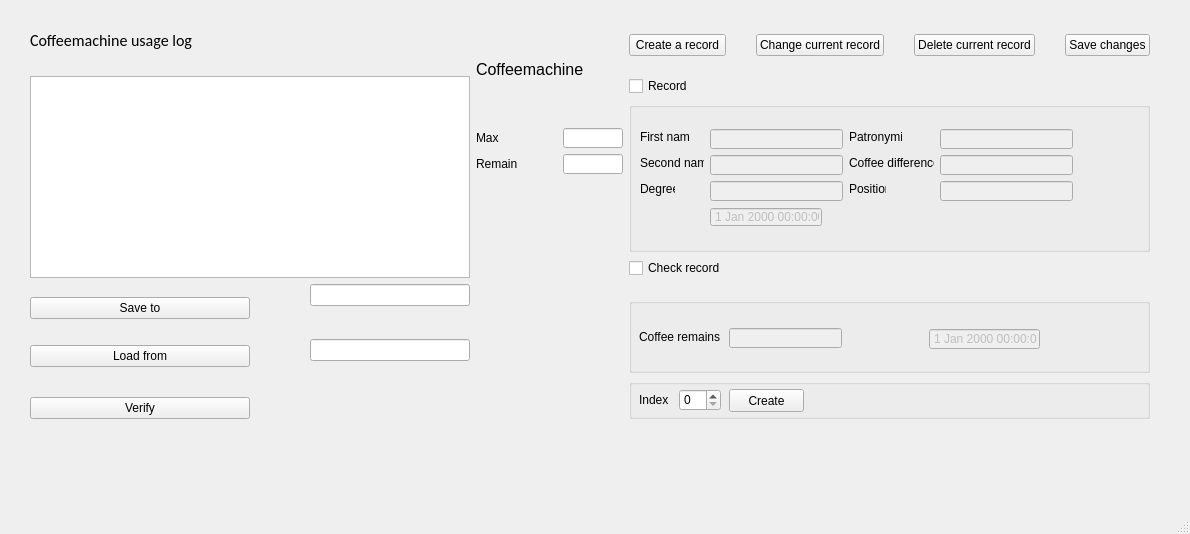
This is mainwindow.ui in 4tyTwo/GUILab as Qt 5 draws it before an edit. The edited form follows.
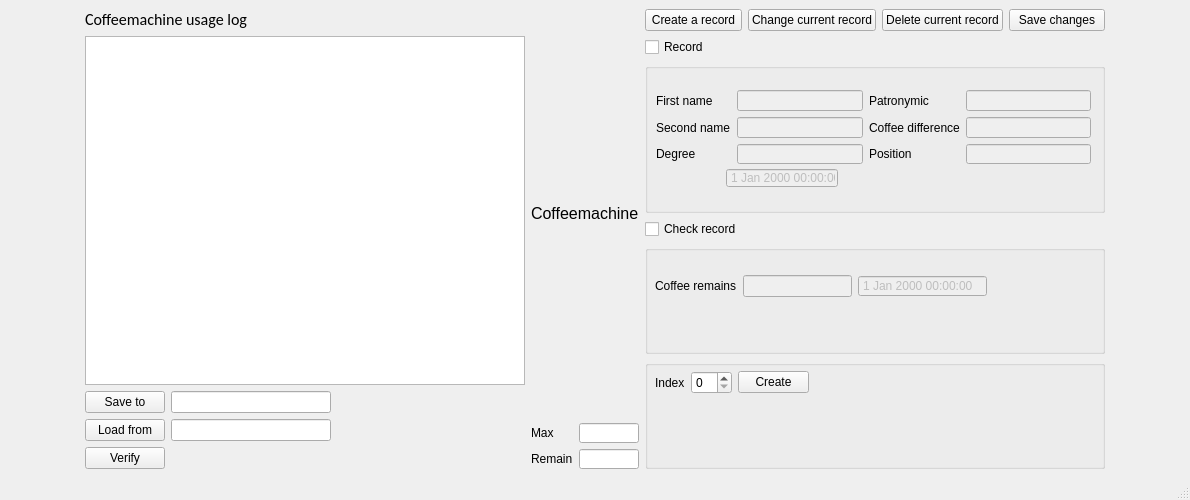
This is the edited form.

The edit to the form file:
```diff
--- a/mainwindow.ui
+++ b/mainwindow.ui
@@ -7,243 +7,233 @@
     <x>0</x>
     <y>0</y>
     <width>1190</width>
-    <height>534</height>
-   </rect>
-  </property>
-  <property name="minimumSize">
-   <size>
-    <width>1190</width>
     <height>500</height>
+   </rect>
+  </property>
+  <property name="maximumSize">
+   <size>
+    <width>1368</width>
+    <height>768</height>
    </size>
   </property>
   <property name="windowTitle">
    <string>MainWindow</string>
   </property>
   <widget class="QWidget" name="centralwidget">
-   <widget class="QWidget" name="">
-    <property name="geometry">
-     <rect>
-      <x>30</x>
-      <y>30</y>
-      <width>1120</width>
-      <height>389</height>
-     </rect>
-    </property>
-    <layout class="QGridLayout" name="gridLayout_2">
-     <item row="13" column="3">
-      <widget class="QLabel" name="verification">
+   <layout class="QHBoxLayout" name="horizontalLayout_5">
+    <item>
+     <layout class="QHBoxLayout" name="horizontalLayout_4">
+      <item>
+       <spacer name="horizontalSpacer">
+        <property name="orientation">
+         <enum>Qt::Horizontal</enum>
+        </property>
+        <property name="sizeHint" stdset="0">
+         <size>
+          <width>40</width>
+          <height>20</height>
+         </size>
+        </property>
+       </spacer>
+      </item>
+      <item>
+       <layout class="QVBoxLayout" name="verticalLayout_6">
+        <item>
+         <widget class="QLabel" name="TableLabel">
+          <property name="font">
+           <font>
+            <family>Calibri</family>
+            <pointsize>12</pointsize>
+           </font>
+          </property>
+          <property name="text">
+           <string>Coffeemachine usage log</string>
+          </property>
+         </widget>
+        </item>
+        <item>
+         <widget class="QListWidget" name="coffeelog">
+          <property name="sizePolicy">
+           <sizepolicy hsizetype="Minimum" vsizetype="Expanding">
+            <horstretch>0</horstretch>
+            <verstretch>0</verstretch>
+           </sizepolicy>
+          </property>
+          <property name="minimumSize">
+           <size>
+            <width>440</width>
+            <height>150</height>
+           </size>
+          </property>
        <property name="maximumSize">
         <size>
-         <width>160</width>
+            <width>440</width>
          <height>16777215</height>
         </size>
        </property>
-       <property name="midLineWidth">
-        <number>0</number>
-       </property>
-       <property name="text">
-        <string/>
-       </property>
-      </widget>
-     </item>
-     <item row="13" column="2">
-      <spacer name="horizontalSpacer_12">
-       <property name="orientation">
-        <enum>Qt::Horizontal</enum>
-       </property>
-       <property name="sizeType">
-        <enum>QSizePolicy::Fixed</enum>
-       </property>
-       <property name="sizeHint" stdset="0">
-        <size>
-         <width>48</width>
-         <height>20</height>
-        </size>
-       </property>
-      </spacer>
-     </item>
-     <item row="10" column="2" rowspan="2">
-      <spacer name="horizontalSpacer_10">
-       <property name="orientation">
-        <enum>Qt::Horizontal</enum>
-       </property>
-       <property name="sizeType">
-        <enum>QSizePolicy::Fixed</enum>
-       </property>
-       <property name="sizeHint" stdset="0">
-        <size>
-         <width>48</width>
-         <height>20</height>
-        </size>
-       </property>
-      </spacer>
-     </item>
-     <item row="6" column="5" colspan="2">
-      <widget class="QCheckBox" name="checkBoxCheckRecord">
-       <property name="text">
-        <string>Check record</string>
-       </property>
-      </widget>
-     </item>
-     <item row="10" column="0" rowspan="2" colspan="2">
-      <widget class="QPushButton" name="LoadFromFileButton">
-       <property name="text">
-        <string>Load from</string>
-       </property>
-      </widget>
-     </item>
-     <item row="7" column="0" rowspan="3" colspan="2">
+         </widget>
+        </item>
+        <item>
+         <layout class="QFormLayout" name="formLayout">
+          <item row="0" column="0">
       <widget class="QPushButton" name="SaveInFileButton">
        <property name="text">
         <string>Save to</string>
        </property>
       </widget>
      </item>
-     <item row="11" column="6">
-      <spacer name="verticalSpacer_2">
-       <property name="orientation">
-        <enum>Qt::Vertical</enum>
-       </property>
-       <property name="sizeType">
-        <enum>QSizePolicy::Fixed</enum>
-       </property>
-       <property name="sizeHint" stdset="0">
+          <item row="0" column="1">
+           <widget class="QLineEdit" name="saveEdit">
+            <property name="maximumSize">
+             <size>
+              <width>160</width>
+              <height>25</height>
+             </size>
+            </property>
+           </widget>
+          </item>
+          <item row="1" column="0">
+           <widget class="QPushButton" name="LoadFromFileButton">
+            <property name="text">
+             <string>Load from</string>
+            </property>
+           </widget>
+          </item>
+          <item row="1" column="1">
+           <widget class="QLineEdit" name="loadEdit">
+            <property name="maximumSize">
         <size>
-         <width>20</width>
-         <height>5</height>
-        </size>
-       </property>
-      </spacer>
-     </item>
-     <item row="13" column="0" colspan="2">
+              <width>160</width>
+              <height>25</height>
+             </size>
+            </property>
+           </widget>
+          </item>
+          <item row="2" column="0">
       <widget class="QPushButton" name="verifyButton">
        <property name="text">
         <string>Verify</string>
        </property>
       </widget>
      </item>
-     <item row="10" column="3">
-      <widget class="QLineEdit" name="loadEdit">
+          <item row="2" column="1">
+           <widget class="QLabel" name="verification">
        <property name="maximumSize">
         <size>
          <width>160</width>
-         <height>25</height>
-        </size>
-       </property>
-      </widget>
-     </item>
-     <item row="7" column="3" rowspan="2">
-      <widget class="QLineEdit" name="saveEdit">
+              <height>16777215</height>
+             </size>
+            </property>
+            <property name="midLineWidth">
+             <number>0</number>
+            </property>
+            <property name="text">
+             <string/>
+            </property>
+           </widget>
+          </item>
+         </layout>
+        </item>
+       </layout>
+      </item>
+      <item>
+       <layout class="QVBoxLayout" name="verticalLayout_2">
+        <item>
+         <widget class="QLabel" name="label">
        <property name="maximumSize">
         <size>
-         <width>160</width>
-         <height>25</height>
-        </size>
-       </property>
-      </widget>
-     </item>
-     <item row="7" column="2" rowspan="3">
-      <spacer name="horizontalSpacer_11">
-       <property name="orientation">
-        <enum>Qt::Horizontal</enum>
-       </property>
-       <property name="sizeType">
-        <enum>QSizePolicy::Fixed</enum>
-       </property>
-       <property name="sizeHint" stdset="0">
+            <width>120</width>
+            <height>16777215</height>
+           </size>
+          </property>
+          <property name="font">
+           <font>
+            <pointsize>12</pointsize>
+           </font>
+          </property>
+          <property name="text">
+           <string>Coffeemachine</string>
+          </property>
+         </widget>
+        </item>
+        <item>
+         <layout class="QGridLayout" name="gridLayout_2">
+          <item row="1" column="0">
+           <widget class="QLabel" name="label_3">
+            <property name="maximumSize">
         <size>
-         <width>48</width>
+              <width>60</width>
          <height>20</height>
         </size>
        </property>
-      </spacer>
-     </item>
-     <item row="11" column="1" rowspan="2">
-      <spacer name="verticalSpacer_8">
-       <property name="orientation">
-        <enum>Qt::Vertical</enum>
-       </property>
-       <property name="sizeHint" stdset="0">
+            <property name="text">
+             <string>Remain</string>
+            </property>
+           </widget>
+          </item>
+          <item row="1" column="1">
+           <widget class="QLineEdit" name="remEdit">
+            <property name="maximumSize">
         <size>
-         <width>20</width>
-         <height>18</height>
-        </size>
-       </property>
-      </spacer>
-     </item>
-     <item row="9" column="1">
-      <spacer name="verticalSpacer_7">
-       <property name="orientation">
-        <enum>Qt::Vertical</enum>
-       </property>
-       <property name="sizeHint" stdset="0">
+              <width>60</width>
+              <height>20</height>
+             </size>
+            </property>
+           </widget>
+          </item>
+          <item row="0" column="1">
+           <widget class="QLineEdit" name="maxEdit">
+            <property name="maximumSize">
         <size>
-         <width>20</width>
-         <height>18</height>
-        </size>
-       </property>
-      </spacer>
-     </item>
-     <item row="5" column="9" rowspan="3">
-      <spacer name="verticalSpacer">
-       <property name="orientation">
-        <enum>Qt::Vertical</enum>
-       </property>
-       <property name="sizeType">
-        <enum>QSizePolicy::Fixed</enum>
-       </property>
-       <property name="sizeHint" stdset="0">
+              <width>60</width>
+              <height>20</height>
+             </size>
+            </property>
+           </widget>
+          </item>
+          <item row="0" column="0">
+           <widget class="QLabel" name="label_2">
+            <property name="maximumSize">
         <size>
-         <width>20</width>
-         <height>28</height>
-        </size>
-       </property>
-      </spacer>
-     </item>
-     <item row="0" column="11" rowspan="2">
-      <widget class="QPushButton" name="deleteButton">
+              <width>60</width>
+              <height>20</height>
+             </size>
+            </property>
        <property name="text">
-        <string>Delete current record</string>
+             <string>Max</string>
        </property>
       </widget>
      </item>
-     <item row="2" column="8" rowspan="2">
-      <spacer name="verticalSpacer_5">
-       <property name="orientation">
-        <enum>Qt::Vertical</enum>
-       </property>
-       <property name="sizeType">
-        <enum>QSizePolicy::Fixed</enum>
-       </property>
-       <property name="sizeHint" stdset="0">
-        <size>
-         <width>20</width>
-         <height>28</height>
-        </size>
-       </property>
-      </spacer>
-     </item>
-     <item row="0" column="5" rowspan="2" colspan="2">
+         </layout>
+        </item>
+       </layout>
+      </item>
+      <item>
+       <layout class="QGridLayout" name="gridLayout_3">
+        <item row="0" column="0">
+         <layout class="QHBoxLayout" name="horizontalLayout">
+          <item>
       <widget class="QPushButton" name="NewRecord">
        <property name="text">
         <string>Create a record</string>
        </property>
       </widget>
      </item>
-     <item row="0" column="0" colspan="4">
-      <widget class="QLabel" name="TableLabel">
-       <property name="font">
-        <font>
-         <family>Calibri</family>
-         <pointsize>12</pointsize>
-        </font>
-       </property>
+          <item>
+           <widget class="QPushButton" name="ChangeRecord">
+            <property name="text">
+             <string>Change current record</string>
+            </property>
+           </widget>
+          </item>
+          <item>
+           <widget class="QPushButton" name="deleteButton">
        <property name="text">
-        <string>Coffeemachine usage log</string>
+             <string>Delete current record</string>
        </property>
       </widget>
      </item>
-     <item row="0" column="13" rowspan="2">
+          <item>
       <widget class="QPushButton" name="SaveChanges">
        <property name="text">
         <string>Save changes</string>
@@ -259,114 +249,23 @@
        </property>
       </widget>
      </item>
-     <item row="1" column="0" rowspan="2" colspan="2">
-      <spacer name="verticalSpacer_3">
-       <property name="orientation">
-        <enum>Qt::Vertical</enum>
-       </property>
-       <property name="sizeType">
-        <enum>QSizePolicy::Fixed</enum>
-       </property>
-       <property name="sizeHint" stdset="0">
-        <size>
-         <width>20</width>
-         <height>13</height>
-        </size>
-       </property>
-      </spacer>
-     </item>
-     <item row="0" column="8" rowspan="2" colspan="2">
-      <widget class="QPushButton" name="ChangeRecord">
-       <property name="text">
-        <string>Change current record</string>
-       </property>
-      </widget>
-     </item>
-     <item row="0" column="10" rowspan="2">
-      <spacer name="horizontalSpacer_6">
-       <property name="orientation">
-        <enum>Qt::Horizontal</enum>
-       </property>
-       <property name="sizeType">
-        <enum>QSizePolicy::Fixed</enum>
-       </property>
-       <property name="sizeHint" stdset="0">
-        <size>
-         <width>18</width>
-         <height>20</height>
-        </size>
-       </property>
-      </spacer>
-     </item>
-     <item row="0" column="7" rowspan="2">
-      <spacer name="horizontalSpacer_5">
-       <property name="orientation">
-        <enum>Qt::Horizontal</enum>
-       </property>
-       <property name="sizeType">
-        <enum>QSizePolicy::Fixed</enum>
-       </property>
-       <property name="sizeHint" stdset="0">
-        <size>
-         <width>18</width>
-         <height>20</height>
-        </size>
-       </property>
-      </spacer>
-     </item>
-     <item row="3" column="5" colspan="2">
+         </layout>
+        </item>
+        <item row="1" column="0">
       <widget class="QCheckBox" name="checkBoxRecord">
        <property name="text">
         <string>Record</string>
        </property>
       </widget>
      </item>
-     <item row="0" column="12" rowspan="2">
-      <spacer name="horizontalSpacer_7">
-       <property name="orientation">
-        <enum>Qt::Horizontal</enum>
-       </property>
-       <property name="sizeType">
-        <enum>QSizePolicy::Fixed</enum>
-       </property>
-       <property name="sizeHint" stdset="0">
-        <size>
-         <width>18</width>
-         <height>20</height>
-        </size>
-       </property>
-      </spacer>
-     </item>
-     <item row="3" column="0" rowspan="4" colspan="4">
-      <widget class="QListWidget" name="coffeelog">
-       <property name="sizePolicy">
-        <sizepolicy hsizetype="Minimum" vsizetype="Expanding">
-         <horstretch>0</horstretch>
-         <verstretch>0</verstretch>
-        </sizepolicy>
-       </property>
-       <property name="minimumSize">
-        <size>
-         <width>440</width>
-         <height>150</height>
-        </size>
-       </property>
-       <property name="maximumSize">
-        <size>
-         <width>440</width>
-         <height>16777215</height>
-        </size>
-       </property>
-      </widget>
-     </item>
-     <item row="4" column="5" rowspan="2" colspan="9">
+        <item row="2" column="0">
       <widget class="QGroupBox" name="groupBoxRecord">
        <property name="enabled">
         <bool>true</bool>
        </property>
        <property name="minimumSize">
         <size>
-         <width>430</width>
+            <width>460</width>
          <height>150</height>
         </size>
        </property>
@@ -379,74 +278,6 @@
        <property name="checked">
         <bool>false</bool>
        </property>
-       <widget class="QLabel" name="Position">
-        <property name="geometry">
-         <rect>
-          <x>220</x>
-          <y>79</y>
-          <width>37</width>
-          <height>16</height>
-         </rect>
-        </property>
-        <property name="text">
-         <string>Position</string>
-        </property>
-       </widget>
-       <widget class="QLabel" name="Degree">
-        <property name="geometry">
-         <rect>
-          <x>11</x>
-          <y>79</y>
-          <width>35</width>
-          <height>16</height>
-         </rect>
-        </property>
-        <property name="text">
-         <string>Degree</string>
-        </property>
-       </widget>
-       <widget class="QLabel" name="Patron">
-        <property name="geometry">
-         <rect>
-          <x>220</x>
-          <y>27</y>
-          <width>53</width>
-          <height>16</height>
-         </rect>
-        </property>
-        <property name="text">
-         <string>Patronymic</string>
-        </property>
-       </widget>
-       <widget class="QLabel" name="LName">
-        <property name="geometry">
-         <rect>
-          <x>11</x>
-          <y>53</y>
-          <width>64</width>
-          <height>16</height>
-         </rect>
-        </property>
-        <property name="text">
-         <string>Second name</string>
-        </property>
-       </widget>
-       <widget class="QLineEdit" name="positionEdit">
-        <property name="enabled">
-         <bool>false</bool>
-        </property>
-        <property name="geometry">
-         <rect>
-          <x>311</x>
-          <y>79</y>
-          <width>133</width>
-          <height>20</height>
-         </rect>
-        </property>
-        <property name="text">
-         <string/>
-        </property>
-       </widget>
        <widget class="QDateTimeEdit" name="DateAndTime">
         <property name="enabled">
          <bool>false</bool>
@@ -469,330 +300,232 @@
          <enum>QAbstractSpinBox::NoButtons</enum>
         </property>
        </widget>
-       <widget class="QLineEdit" name="degreeEdit">
-        <property name="enabled">
-         <bool>false</bool>
-        </property>
+          <widget class="QWidget" name="">
         <property name="geometry">
          <rect>
-          <x>81</x>
-          <y>79</y>
-          <width>133</width>
-          <height>20</height>
-         </rect>
-        </property>
-       </widget>
-       <widget class="QLineEdit" name="diffEdit">
-        <property name="enabled">
-         <bool>false</bool>
-        </property>
-        <property name="geometry">
-         <rect>
-          <x>311</x>
-          <y>53</y>
-          <width>133</width>
-          <height>20</height>
-         </rect>
-        </property>
-       </widget>
+             <x>11</x>
+             <y>27</y>
+             <width>435</width>
+             <height>74</height>
+            </rect>
+           </property>
+           <layout class="QGridLayout" name="gridLayout">
+            <item row="0" column="0">
+             <widget class="QLabel" name="Fname">
+              <property name="text">
+               <string>First name</string>
+              </property>
+             </widget>
+            </item>
+            <item row="0" column="1">
        <widget class="QLineEdit" name="nameEdit">
         <property name="enabled">
          <bool>false</bool>
         </property>
-        <property name="geometry">
-         <rect>
-          <x>81</x>
-          <y>27</y>
-          <width>133</width>
-          <height>20</height>
-         </rect>
-        </property>
-       </widget>
+             </widget>
+            </item>
+            <item row="0" column="2">
+             <widget class="QLabel" name="Patron">
+              <property name="text">
+               <string>Patronymic</string>
+              </property>
+             </widget>
+            </item>
+            <item row="0" column="3">
        <widget class="QLineEdit" name="patronEdit">
         <property name="enabled">
          <bool>false</bool>
         </property>
-        <property name="geometry">
-         <rect>
-          <x>311</x>
-          <y>27</y>
-          <width>133</width>
-          <height>20</height>
-         </rect>
-        </property>
-       </widget>
+             </widget>
+            </item>
+            <item row="1" column="0">
+             <widget class="QLabel" name="LName">
+              <property name="text">
+               <string>Second name</string>
+              </property>
+             </widget>
+            </item>
+            <item row="1" column="1">
        <widget class="QLineEdit" name="lnameEdit">
         <property name="enabled">
          <bool>false</bool>
         </property>
-        <property name="geometry">
-         <rect>
-          <x>81</x>
-          <y>53</y>
-          <width>133</width>
-          <height>20</height>
-         </rect>
-        </property>
-       </widget>
-       <widget class="QLabel" name="Fname">
-        <property name="geometry">
-         <rect>
-          <x>11</x>
-          <y>27</y>
-          <width>50</width>
-          <height>16</height>
-         </rect>
-        </property>
-        <property name="text">
-         <string>First name</string>
-        </property>
-       </widget>
+             </widget>
+            </item>
+            <item row="1" column="2">
        <widget class="QLabel" name="difference">
-        <property name="geometry">
-         <rect>
-          <x>220</x>
-          <y>53</y>
-          <width>85</width>
-          <height>16</height>
-         </rect>
-        </property>
         <property name="text">
          <string>Coffee difference</string>
         </property>
        </widget>
-      </widget>
-     </item>
-     <item row="0" column="4" rowspan="5">
-      <layout class="QGridLayout" name="gridLayout">
-       <item row="0" column="0" colspan="3">
-        <widget class="QLabel" name="label">
-         <property name="maximumSize">
-          <size>
-           <width>120</width>
-           <height>16777215</height>
-          </size>
-         </property>
-         <property name="font">
-          <font>
-           <pointsize>12</pointsize>
-          </font>
-         </property>
-         <property name="text">
-          <string>Coffeemachine</string>
-         </property>
-        </widget>
-       </item>
-       <item row="1" column="2">
-        <spacer name="verticalSpacer_4">
-         <property name="orientation">
-          <enum>Qt::Vertical</enum>
-         </property>
-         <property name="sizeType">
-          <enum>QSizePolicy::Fixed</enum>
-         </property>
-         <property name="sizeHint" stdset="0">
-          <size>
-           <width>20</width>
-           <height>13</height>
-          </size>
-         </property>
-        </spacer>
-       </item>
+            </item>
+            <item row="1" column="3">
+             <widget class="QLineEdit" name="diffEdit">
+              <property name="enabled">
+               <bool>false</bool>
+              </property>
+             </widget>
+            </item>
        <item row="2" column="0">
-        <widget class="QLabel" name="label_2">
-         <property name="maximumSize">
-          <size>
-           <width>60</width>
-           <height>20</height>
-          </size>
-         </property>
+             <widget class="QLabel" name="Degree">
          <property name="text">
-          <string>Max</string>
+               <string>Degree</string>
          </property>
         </widget>
        </item>
        <item row="2" column="1">
-        <spacer name="horizontalSpacer_3">
-         <property name="orientation">
-          <enum>Qt::Horizontal</enum>
-         </property>
-         <property name="sizeType">
-          <enum>QSizePolicy::Fixed</enum>
-         </property>
-         <property name="sizeHint" stdset="0">
-          <size>
-           <width>17</width>
-           <height>20</height>
-          </size>
-         </property>
-        </spacer>
+             <widget class="QLineEdit" name="degreeEdit">
+              <property name="enabled">
+               <bool>false</bool>
+              </property>
+             </widget>
        </item>
        <item row="2" column="2">
-        <widget class="QLineEdit" name="maxEdit">
-         <property name="maximumSize">
-          <size>
-           <width>60</width>
-           <height>20</height>
-          </size>
-         </property>
+             <widget class="QLabel" name="Position">
+              <property name="text">
+               <string>Position</string>
+              </property>
+             </widget>
+            </item>
+            <item row="2" column="3">
+             <widget class="QLineEdit" name="positionEdit">
+              <property name="enabled">
+               <bool>false</bool>
+              </property>
+              <property name="text">
+               <string/>
+              </property>
+             </widget>
+            </item>
+           </layout>
+          </widget>
         </widget>
        </item>
        <item row="3" column="0">
-        <widget class="QLabel" name="label_3">
-         <property name="maximumSize">
+         <widget class="QCheckBox" name="checkBoxCheckRecord">
+          <property name="text">
+           <string>Check record</string>
+          </property>
+         </widget>
+        </item>
+        <item row="4" column="0">
+         <widget class="QGroupBox" name="CheckRecordGroup">
+          <property name="minimumSize">
           <size>
-           <width>60</width>
-           <height>20</height>
-          </size>
-         </property>
+            <width>460</width>
+            <height>60</height>
+           </size>
+          </property>
+          <property name="title">
+           <string/>
+          </property>
+          <property name="flat">
+           <bool>false</bool>
+          </property>
+          <property name="checkable">
+           <bool>false</bool>
+          </property>
+          <widget class="QWidget" name="">
+           <property name="geometry">
+            <rect>
+             <x>10</x>
+             <y>30</y>
+             <width>332</width>
+             <height>22</height>
+            </rect>
+           </property>
+           <layout class="QHBoxLayout" name="horizontalLayout_2">
+            <item>
+             <widget class="QLabel" name="differenceCheck">
          <property name="text">
-          <string>Remain</string>
+               <string>Coffee remains</string>
          </property>
         </widget>
        </item>
-       <item row="3" column="1">
-        <spacer name="horizontalSpacer_4">
-         <property name="orientation">
-          <enum>Qt::Horizontal</enum>
-         </property>
-         <property name="sizeType">
-          <enum>QSizePolicy::Fixed</enum>
-         </property>
-         <property name="sizeHint" stdset="0">
-          <size>
-           <width>18</width>
-           <height>20</height>
-          </size>
-         </property>
-        </spacer>
-       </item>
-       <item row="3" column="2">
-        <widget class="QLineEdit" name="remEdit">
-         <property name="maximumSize">
-          <size>
-           <width>60</width>
-           <height>20</height>
-          </size>
+            <item>
+             <widget class="QLineEdit" name="diffEditCheck">
+              <property name="enabled">
+               <bool>false</bool>
+              </property>
+             </widget>
+            </item>
+            <item>
+             <widget class="QDateTimeEdit" name="DateAndTimeCheck">
+              <property name="enabled">
+               <bool>false</bool>
+              </property>
+              <property name="buttonSymbols">
+               <enum>QAbstractSpinBox::NoButtons</enum>
          </property>
         </widget>
        </item>
       </layout>
-     </item>
-     <item row="12" column="5" rowspan="2" colspan="9">
+          </widget>
+         </widget>
+        </item>
+        <item row="5" column="0">
       <widget class="QGroupBox" name="CreateGroup">
        <property name="minimumSize">
         <size>
-         <width>430</width>
+            <width>460</width>
          <height>40</height>
         </size>
        </property>
        <property name="title">
         <string/>
        </property>
+          <widget class="QWidget" name="">
+           <property name="geometry">
+            <rect>
+             <x>10</x>
+             <y>10</y>
+             <width>154</width>
+             <height>25</height>
+            </rect>
+           </property>
+           <layout class="QHBoxLayout" name="horizontalLayout_3">
+            <item>
        <widget class="QLabel" name="IndexLabel">
-        <property name="geometry">
-         <rect>
-          <x>10</x>
-          <y>10</y>
-          <width>31</width>
-          <height>21</height>
-         </rect>
-        </property>
         <property name="text">
          <string>Index</string>
         </property>
        </widget>
-       <widget class="QSpinBox" name="spinBoxIndex">
-        <property name="geometry">
-         <rect>
-          <x>50</x>
-          <y>10</y>
-          <width>42</width>
-          <height>22</height>
-         </rect>
-        </property>
-       </widget>
+            </item>
+            <item>
+             <widget class="QSpinBox" name="spinBoxIndex"/>
+            </item>
+            <item>
        <widget class="QPushButton" name="CreateButton">
         <property name="enabled">
          <bool>true</bool>
         </property>
-        <property name="geometry">
-         <rect>
-          <x>100</x>
-          <y>10</y>
-          <width>75</width>
-          <height>23</height>
-         </rect>
-        </property>
         <property name="text">
          <string>Create</string>
         </property>
        </widget>
-      </widget>
-     </item>
-     <item row="8" column="5" rowspan="4" colspan="9">
-      <widget class="QGroupBox" name="CheckRecordGroup">
-       <property name="minimumSize">
+            </item>
+           </layout>
+          </widget>
+         </widget>
+        </item>
+       </layout>
+      </item>
+      <item>
+       <spacer name="horizontalSpacer_2">
+        <property name="orientation">
+         <enum>Qt::Horizontal</enum>
+        </property>
+        <property name="sizeHint" stdset="0">
         <size>
-         <width>430</width>
-         <height>60</height>
-        </size>
-       </property>
-       <property name="title">
-        <string/>
-       </property>
-       <property name="flat">
-        <bool>false</bool>
-       </property>
-       <property name="checkable">
-        <bool>false</bool>
-       </property>
-       <widget class="QLineEdit" name="diffEditCheck">
-        <property name="enabled">
-         <bool>false</bool>
-        </property>
-        <property name="geometry">
-         <rect>
-          <x>100</x>
-          <y>30</y>
-          <width>113</width>
+          <width>40</width>
           <height>20</height>
-         </rect>
+         </size>
         </property>
-       </widget>
-       <widget class="QLabel" name="differenceCheck">
-        <property name="geometry">
-         <rect>
-          <x>10</x>
-          <y>31</y>
-          <width>91</width>
-          <height>16</height>
-         </rect>
-        </property>
-        <property name="text">
-         <string>Coffee remains</string>
-        </property>
-       </widget>
-       <widget class="QDateTimeEdit" name="DateAndTimeCheck">
-        <property name="enabled">
-         <bool>false</bool>
-        </property>
-        <property name="geometry">
-         <rect>
-          <x>300</x>
-          <y>30</y>
-          <width>111</width>
-          <height>22</height>
-         </rect>
-        </property>
-        <property name="buttonSymbols">
-         <enum>QAbstractSpinBox::NoButtons</enum>
-        </property>
-       </widget>
-      </widget>
-     </item>
-    </layout>
-   </widget>
+       </spacer>
+      </item>
+     </layout>
+    </item>
+   </layout>
   </widget>
   <widget class="QStatusBar" name="statusbar"/>
  </widget>
```
Left out of the diff: 2 changed lines with no effect on the pictures. Lines whose indentation alone changed are shown as unchanged.
